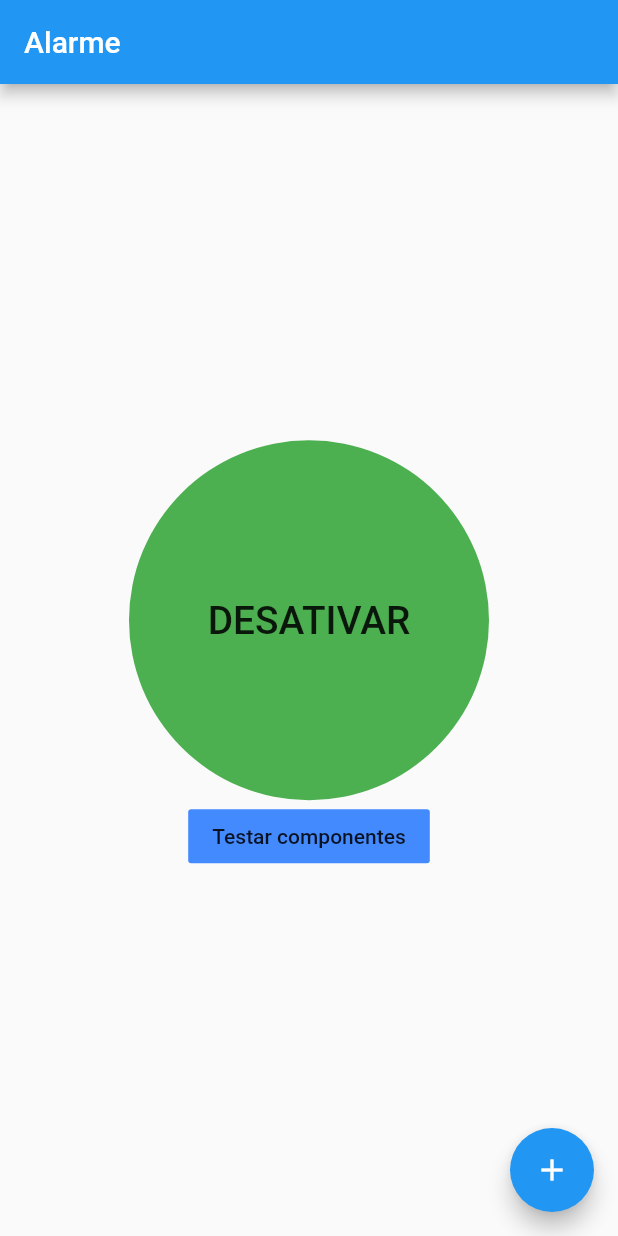
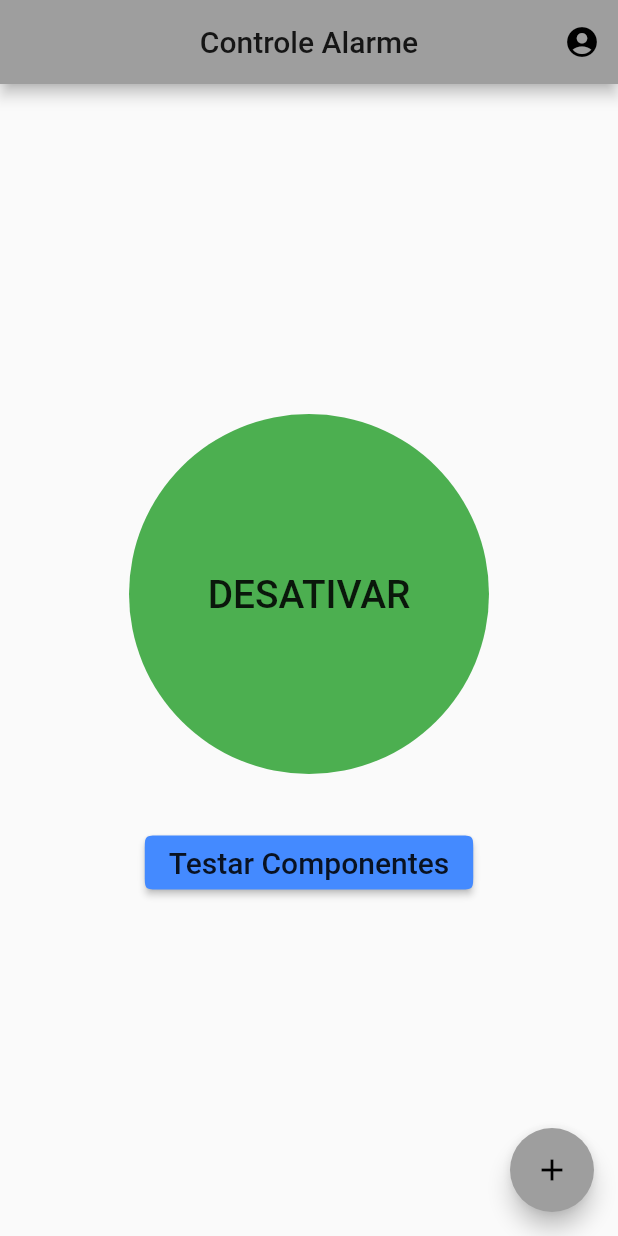
Before and after one commit to willyamcts/projeto-alarme-app, a Flutter app: the screen it shows after launch, after a tap on an icon or button, on a phone screen of 412 x 824 dp. Run offline on Flutter 3.47's test engine with Material 2 defaults, Android fonts, the light colour scheme and no system bars.

Commit message:
last changes

```diff
--- a/lib/home.dart
+++ b/lib/home.dart
@@ -1,4 +1,5 @@
 import 'package:flutter/material.dart';
+import 'package:alarme_app/components_test.dart';
 
 class MyHomePage extends StatefulWidget {
   MyHomePage({Key key, this.title}) : super(key: key);
@@ -59,6 +60,14 @@ class _MyHomePageState extends State<MyHomePage> {
     setState(() {});
   }
 
+  // Navegação para próx. página
+  void _pageComponentsTest() {
+    Navigator.push(
+        context, MaterialPageRoute(builder: (context) => ComponentsTest()));
+  }
+
+
+
   @override
   Widget build(BuildContext context) {
     // This method is rerun every time setState is called, for instance as done
@@ -72,7 +81,22 @@ class _MyHomePageState extends State<MyHomePage> {
         // Here we take the value from the MyHomePage object that was created by
         // the App.build method, and use it to set our appbar title.
         title: Text(widget.title),
+        centerTitle: true,
+        actions: <Widget>[
+          IconButton(
+            icon: Icon(
+              Icons.account_circle,
+            ),
+            onPressed: () {},
+
+            /* icon: Icon(userSnapshot.hasData
+             ? Icons.exit_to_app
+             : Icons.account_circle),
+             */
+          )
+        ],
       ),
+
       body: Center(
         // Center is a layout widget. It takes a single child and positions it
         // in the middle of the parent.
@@ -105,21 +129,37 @@ class _MyHomePageState extends State<MyHomePage> {
             ),
             Center(
                 child: Container(
-                    margin: EdgeInsets.fromLTRB(0, 0, 0, 5),
-                    child: new FlatButton(
-                      child: Text("Testar componentes"),
-                      onPressed: () {},
-                      color: Colors.blueAccent,
-                    )))
-          ],
-        ),
+                    //width: 250,
+                    //height: 50,
+                    margin: EdgeInsets.fromLTRB(0, 35, 0, 5),
+                    child: MaterialButton(
+                        color: Colors.blueAccent,
+                        onPressed: _pageComponentsTest,
+                        shape: new ContinuousRectangleBorder(
+                          borderRadius: BorderRadius.circular(10),
+                        ),
+                        child: Text(
+                          "Testar Componentes",
+                          maxLines: 1,
+                          style: TextStyle(fontSize: 20),
+                        )),
 
 
 
+                    /* new FlatButton(
+                      child: Text(
+                        "Testar componentes",
+                        maxLines: 1,
+                        style: TextStyle(fontSize: 20),
+                      ),
 
+                      onPressed: _pageComponentsTest,
+                      color: Colors.blueAccent,
+                    ) */
+                    ))
+          ],
+        ),
       ),
-
-
 
       floatingActionButton: FloatingActionButton(
         onPressed: _incrementCounter,
--- a/lib/main.dart
+++ b/lib/main.dart
@@ -3,6 +3,8 @@ import 'package:flutter/material.dart';
 import 'home.dart';
 
 void main() => runApp(MyApp());
+
+
 
 class MyApp extends StatelessWidget {
   // This widget is the root of your application.
@@ -24,9 +26,9 @@ class MyApp extends StatelessWidget {
         // or simply save your changes to "hot reload" in a Flutter IDE).
         // Notice that the counter didn't reset back to zero; the application
         // is not restarted.
-        primarySwatch: Colors.blue,
+        primarySwatch: Colors.grey,
       ),
-      home: MyHomePage(title: 'Alarme'),
+      home: MyHomePage(title: 'Controle Alarme'),
     );
   }
 }
--- /dev/null
+++ b/lib/services/auth.dart
@@ -0,0 +1,2 @@
+
+// Implement to commit
--- a/pubspec.yaml
+++ b/pubspec.yaml
@@ -1,4 +1,4 @@
-name: flutter_clean
+name: alarme_app
 description: A new Flutter project.
 
 # The following defines the version and build number for your application.
@@ -23,6 +23,8 @@ dependencies:
   # The following adds the Cupertino Icons font to your application.
   # Use with the CupertinoIcons class for iOS style icons.
   cupertino_icons: ^0.1.2
+  firebase_core: ^0.4.1+3
+
 
 dev_dependencies:
   flutter_test:
```
Also changed, not shown: lib/components_test.dart (added, +32 -0 lines), 5 other files.
